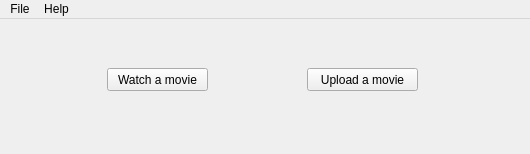
Qt form mainwindow.ui (ArthurTesta/client) before a commit.
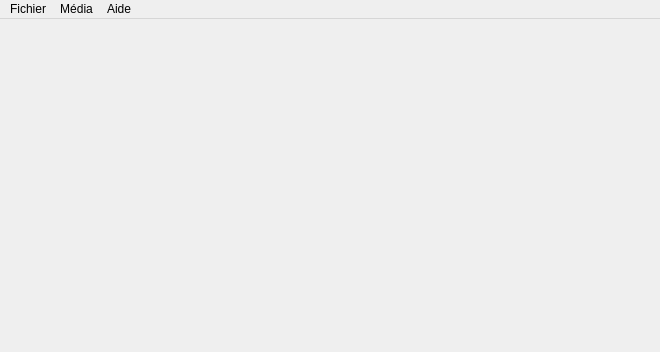
The same form after that commit.

Commit message: New styles + file system

```diff
--- a/mainwindow.ui
+++ b/mainwindow.ui
@@ -6,145 +6,54 @@
    <rect>
     <x>0</x>
     <y>0</y>
+    <width>660</width>
+    <height>352</height>
+   </rect>
+  </property>
+  <property name="minimumSize">
+   <size>
     <width>530</width>
     <height>154</height>
-   </rect>
+   </size>
   </property>
   <property name="windowTitle">
    <string>MainWindow</string>
   </property>
-  <widget class="QWidget" name="centralWidget">
-   <widget class="QWidget" name="layoutWidget">
-    <property name="geometry">
-     <rect>
-      <x>2</x>
-      <y>20</y>
-      <width>521</width>
-      <height>81</height>
-     </rect>
-    </property>
-    <layout class="QVBoxLayout" name="verticalLayout">
-     <item>
-      <spacer name="verticalSpacer">
-       <property name="orientation">
-        <enum>Qt::Vertical</enum>
-       </property>
-       <property name="sizeHint" stdset="0">
-        <size>
-         <width>20</width>
-         <height>40</height>
-        </size>
-       </property>
-      </spacer>
-     </item>
-     <item>
-      <layout class="QHBoxLayout" name="horizontalLayout">
-       <item>
-        <spacer name="horizontalSpacer_2">
-         <property name="orientation">
-          <enum>Qt::Horizontal</enum>
-         </property>
-         <property name="sizeHint" stdset="0">
-          <size>
-           <width>40</width>
-           <height>20</height>
-          </size>
-         </property>
-        </spacer>
-       </item>
-       <item>
-        <widget class="QPushButton" name="buttonWatch">
-         <property name="minimumSize">
-          <size>
-           <width>101</width>
-           <height>23</height>
-          </size>
-         </property>
-         <property name="text">
-          <string>Watch a movie</string>
-         </property>
-        </widget>
-       </item>
-       <item>
-        <spacer name="horizontalSpacer">
-         <property name="orientation">
-          <enum>Qt::Horizontal</enum>
-         </property>
-         <property name="sizeHint" stdset="0">
-          <size>
-           <width>40</width>
-           <height>20</height>
-          </size>
-         </property>
-        </spacer>
-       </item>
-       <item>
-        <widget class="QPushButton" name="buttonUpload">
-         <property name="minimumSize">
-          <size>
-           <width>111</width>
-           <height>23</height>
-          </size>
-         </property>
-         <property name="text">
-          <string>Upload a movie</string>
-         </property>
-        </widget>
-       </item>
-       <item>
-        <spacer name="horizontalSpacer_3">
-         <property name="orientation">
-          <enum>Qt::Horizontal</enum>
-         </property>
-         <property name="sizeHint" stdset="0">
-          <size>
-           <width>40</width>
-           <height>20</height>
-          </size>
-         </property>
-        </spacer>
-       </item>
-      </layout>
-     </item>
-     <item>
-      <spacer name="verticalSpacer_2">
-       <property name="orientation">
-        <enum>Qt::Vertical</enum>
-       </property>
-       <property name="sizeHint" stdset="0">
-        <size>
-         <width>20</width>
-         <height>40</height>
-        </size>
-       </property>
-      </spacer>
-     </item>
-    </layout>
-   </widget>
-  </widget>
+  <property name="styleSheet">
+   <string notr="true"/>
+  </property>
+  <widget class="QWidget" name="centralWidget"/>
   <widget class="QMenuBar" name="menuBar">
    <property name="geometry">
     <rect>
      <x>0</x>
      <y>0</y>
-     <width>530</width>
+     <width>660</width>
      <height>21</height>
     </rect>
    </property>
    <widget class="QMenu" name="menuFile">
     <property name="title">
-     <string>File</string>
+     <string>Fichier</string>
     </property>
     <addaction name="actionQuit"/>
    </widget>
    <widget class="QMenu" name="menuHelp">
     <property name="title">
-     <string>Help</string>
+     <string>Média</string>
     </property>
-    <addaction name="actionAbout_Client"/>
+    <addaction name="actionOuvrir_un_fichier"/>
+    <addaction name="actionUploader_un_fichier"/>
+   </widget>
+   <widget class="QMenu" name="menuAide">
+    <property name="title">
+     <string>Aide</string>
+    </property>
+    <addaction name="actionA_propos"/>
    </widget>
    <addaction name="menuFile"/>
    <addaction name="menuHelp"/>
+   <addaction name="menuAide"/>
   </widget>
   <action name="actionAbout_Client">
    <property name="text">
```
Left out of the diff: 80 changed lines with no effect on the pictures. The commit also changes 8 other files.
